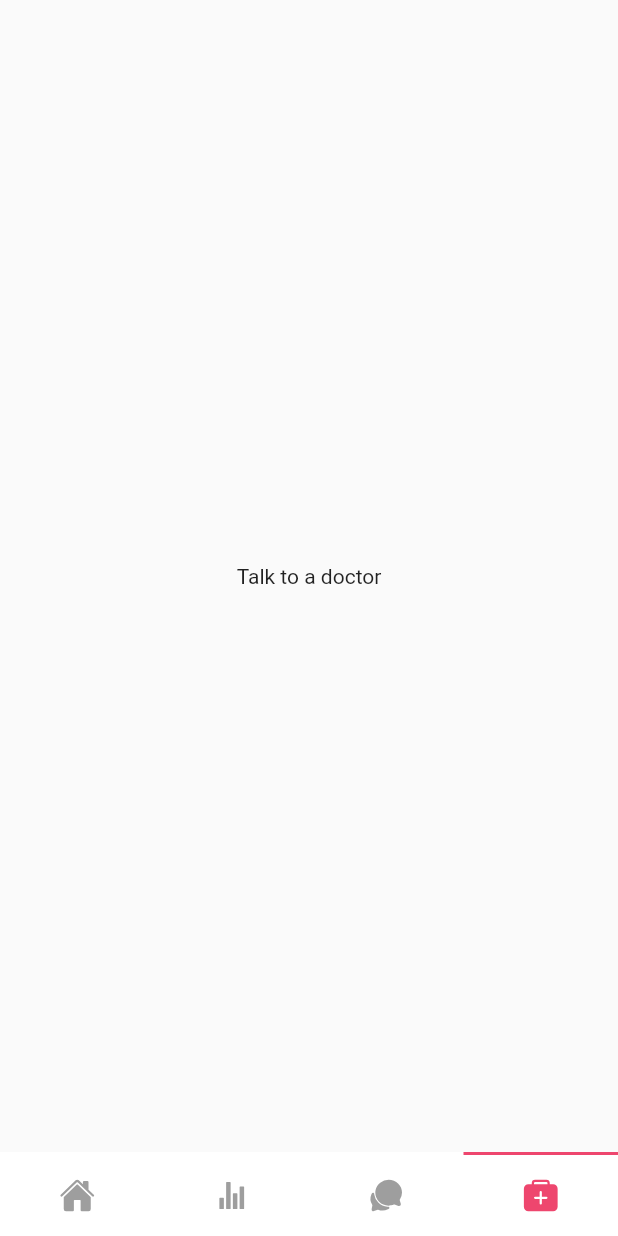
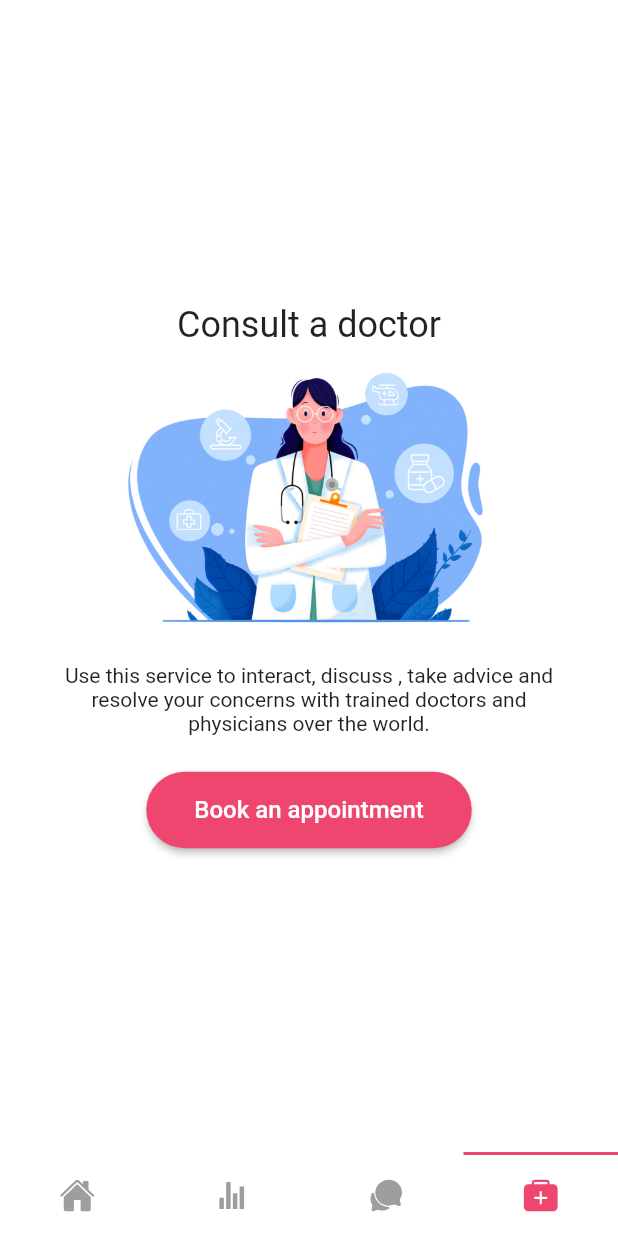
Before and after one commit to ishandeveloper/Swaasthy, a Flutter app: the screen it shows after launch, swiped to page 4, on a phone screen of 412 x 824 dp. Run offline on Flutter 3.47's test engine with Material 2 defaults, Android fonts, the phone set to English and light mode, and no system bars; drawn by our look-alikes of titled_navigation_bar; our stand-ins replace cached_network_image, flutter_vector_icons, geolocator, google_maps_flutter; network calls fail; Roboto replaces fonts that are missing (Product Sans).

Commit message:
Changes till 18th March

```diff
--- a/lib/screens/consult/index.dart
+++ b/lib/screens/consult/index.dart
@@ -0,0 +1,19 @@
+import 'package:flutter/material.dart';
+
+import 'local_widgets/index.dart';
+
+class ConsultDoctor extends StatefulWidget {
+  @override
+  _ConsultDoctorState createState() => _ConsultDoctorState();
+}
+
+class _ConsultDoctorState extends State<ConsultDoctor> {
+
+  // Tracks whether the current user already has any appointments or not
+  bool hasAppointments = false;
+
+  @override
+  Widget build(BuildContext context) {
+    return Scaffold(backgroundColor: Colors.white, body: NoAppointments());
+  }
+}
--- a/lib/screens/consult/local_widgets/index.dart
+++ b/lib/screens/consult/local_widgets/index.dart
@@ -0,0 +1 @@
+export './noAppointments/index.dart';
--- /dev/null
+++ b/lib/screens/consult/local_widgets/noAppointments/index.dart
@@ -0,0 +1,38 @@
+import 'package:codered/utils/index.dart';
+import 'package:flutter/material.dart';
+
+class NoAppointments extends StatelessWidget {
+  @override
+  Widget build(BuildContext context) {
+    return Column(
+      mainAxisAlignment: MainAxisAlignment.center,
+      crossAxisAlignment: CrossAxisAlignment.center,
+      children: [
+        SizedBox(width: MediaQuery.of(context).size.width),
+        Text('Consult a doctor', style: TextStyle(fontSize: 24)),
+        Container(
+            height: 200,
+            decoration: BoxDecoration(
+                image: DecorationImage(
+                    image: AssetImage('assets/images/doctor.png')))),
+        Padding(
+            padding: EdgeInsets.symmetric(horizontal: 42, vertical: 12),
+            child: Text(
+                'Use this service to interact, discuss , take advice and resolve your concerns with trained doctors and physicians over the world.',
+                textAlign: TextAlign.center)),
+        SizedBox(height: 12),
+        MaterialButton(
+            color: CodeRedColors.primary,
+            onPressed: () {},
+            padding: EdgeInsets.symmetric(horizontal: 32, vertical: 16),
+            shape:
+                RoundedRectangleBorder(borderRadius: BorderRadius.circular(50)),
+            child: Text('Book an appointment',
+                style: TextStyle(
+                    color: Colors.white,
+                    fontSize: 16,
+                    fontWeight: FontWeight.w500)))
+      ],
+    );
+  }
+}
--- a/lib/screens/emergency/index.dart
+++ b/lib/screens/emergency/index.dart
@@ -1,7 +1,6 @@
 import 'dart:async';
 
 import 'package:flutter/material.dart';
-import 'package:flutter_vector_icons/flutter_vector_icons.dart';
 
 import 'package:geolocator/geolocator.dart';
 import 'package:google_maps_flutter/google_maps_flutter.dart';
@@ -111,10 +110,11 @@ class _EmergencyScreenState extends State<EmergencyScreen> {
             children: [
               GoogleMap(
                 mapType: MapType.normal,
-                zoomControlsEnabled: true,
+                zoomControlsEnabled: false,
                 zoomGesturesEnabled: true,
                 buildingsEnabled: false,
                 trafficEnabled: false,
+                minMaxZoomPreference: MinMaxZoomPreference(12, 16),
                 mapToolbarEnabled: false,
                 myLocationButtonEnabled: true,
                 initialCameraPosition: EmergencyScreen._initialMapPosition,
@@ -147,7 +147,7 @@ class _EmergencyScreenState extends State<EmergencyScreen> {
                 },
                 padding: EdgeInsets.only(bottom: 300),
               ),
-              EmergencyConfirmationSheet(),
+              EmergencyConfirmationSheet(onConfirm: () {}),
             ],
           ),
         ),
--- a/lib/screens/emergency/local_widgets/index.dart
+++ b/lib/screens/emergency/local_widgets/index.dart
@@ -1 +1,2 @@
 export './confirmationsheet/index.dart';
+export './first_aid/index.dart';
--- a/lib/screens/home/local_widgets/cardactions/index.dart
+++ b/lib/screens/home/local_widgets/cardactions/index.dart
@@ -20,13 +20,13 @@ class HomeCardActions extends StatelessWidget {
                 header: 'Reminder',
                 subText: 'Medicine',
                 imagePath: 'assets/images/medicine-reminder.png',
-            ),
+                path: '/reminder'),
             HalfWidthHomeCard(
                 background: Colors.white,
                 header: 'Patients',
                 subText: 'Connect with',
                 imagePath: 'assets/images/connect.png',
-            )
+                path: '/forums')
           ],
         ),
         SizedBox(height: 10),
--- a/lib/screens/index.dart
+++ b/lib/screens/index.dart
@@ -3,4 +3,8 @@ export './forums/index.dart';
 export './home/index.dart';
 export './stats/index.dart';
 export './emergency/index.dart';
+export './reminder/index.dart';
 export './screens.dart';
+
+// First Aid Steps
+export './emergency/local_widgets/first_aid/index.dart';
--- a/lib/screens/screens.dart
+++ b/lib/screens/screens.dart
@@ -50,8 +50,7 @@ class _ScreensWrapperState extends State<ScreensWrapper> {
                           ltr: leftToRight,
                           child: DummyScreen(title: 'Forums')),
                       TransitionWrapper(
-                          ltr: leftToRight,
-                          child: DummyScreen(title: 'Talk to a doctor')),
+                          ltr: leftToRight, child: ConsultDoctor()),
                     ]))));
   }
 
--- a/lib/services/router/router.dart
+++ b/lib/services/router/router.dart
@@ -17,6 +17,10 @@ class CodeRedRouter {
         return MaterialPageRoute(builder: (_) => Scaffold());
       case CodeRedRoutes.emergency:
         return MaterialPageRoute(builder: (_) => EmergencyScreen());
+      case CodeRedRoutes.reminder:
+        return MaterialPageRoute(builder: (_) => MedicineReminder());
+      case CodeRedRoutes.firstaid:
+        return MaterialPageRoute(builder: (_) => FirstAidSteps());
       default:
         return MaterialPageRoute(builder: (_) => ScreensWrapper());
     }
--- a/lib/services/router/routes.dart
+++ b/lib/services/router/routes.dart
@@ -8,5 +8,7 @@ class CodeRedRoutes {
   static const String splash = '/splash';
   static const String login = '/login';
   static const String home = '/home';
+  static const String reminder = '/reminder';
   static const String emergency = '/emergency';
+  static const String firstaid = '/firstaid';
 }
--- a/pubspec.yaml
+++ b/pubspec.yaml
@@ -24,7 +24,7 @@ dependencies:
   flutter:
     sdk: flutter
   cached_network_image: ^2.5.0
-  cupertino_icons: ^1.0.2
+  # cupertino_icons: ^1.0.2
   flutter_vector_icons: ^0.2.1
   geolocator: ^6.1.14
   google_maps_flutter: ^1.1.1
@@ -34,8 +34,8 @@ dependencies:
 dev_dependencies:
   flutter_test:
     sdk: flutter
-  integration_test:
-    sdk: flutter
+  # integration_test:
+  #   sdk: flutter
 
 flutter:
   uses-material-design: true
```
Also changed, not shown: lib/screens/emergency/local_widgets/confirmationsheet/index.dart (+15 -2 lines), lib/screens/emergency/local_widgets/first_aid/index.dart (added, +255 -0 lines), lib/screens/home/local_widgets/halfwidthcard/index.dart (+8 -3 lines), assets/images/capsule.png (added), assets/images/drops.png (added), assets/images/med-hero.png (added), assets/images/tablets.png (added), pubspec.lock, 1 other file. Lines whose indentation alone changed are shown as unchanged.
